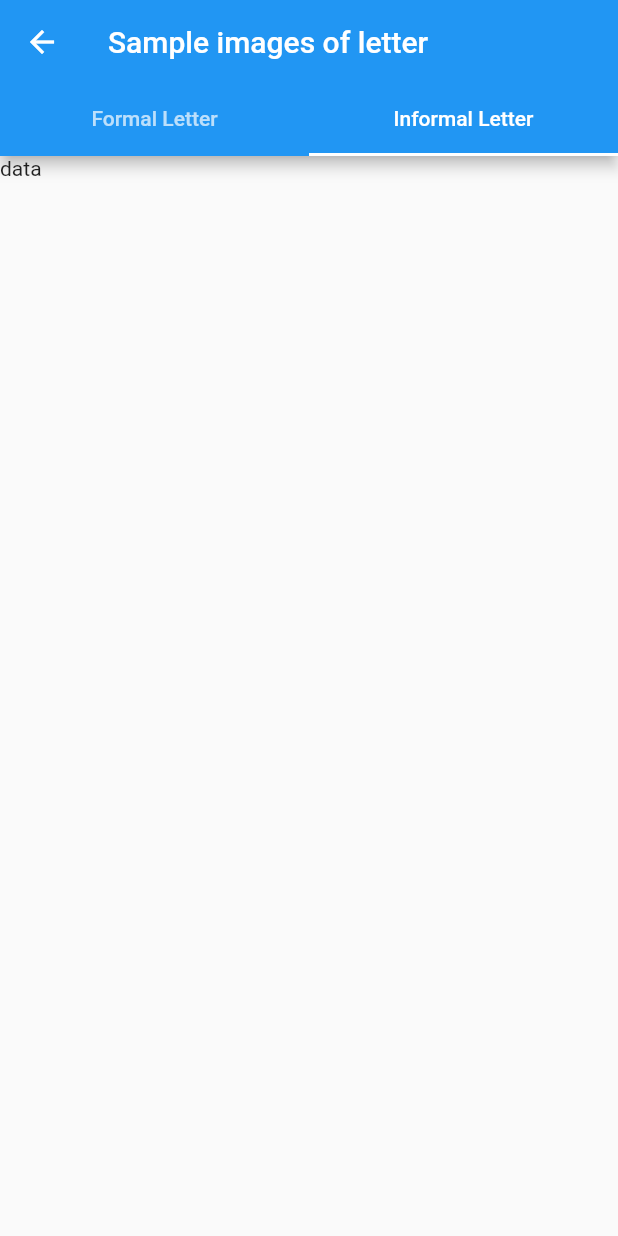
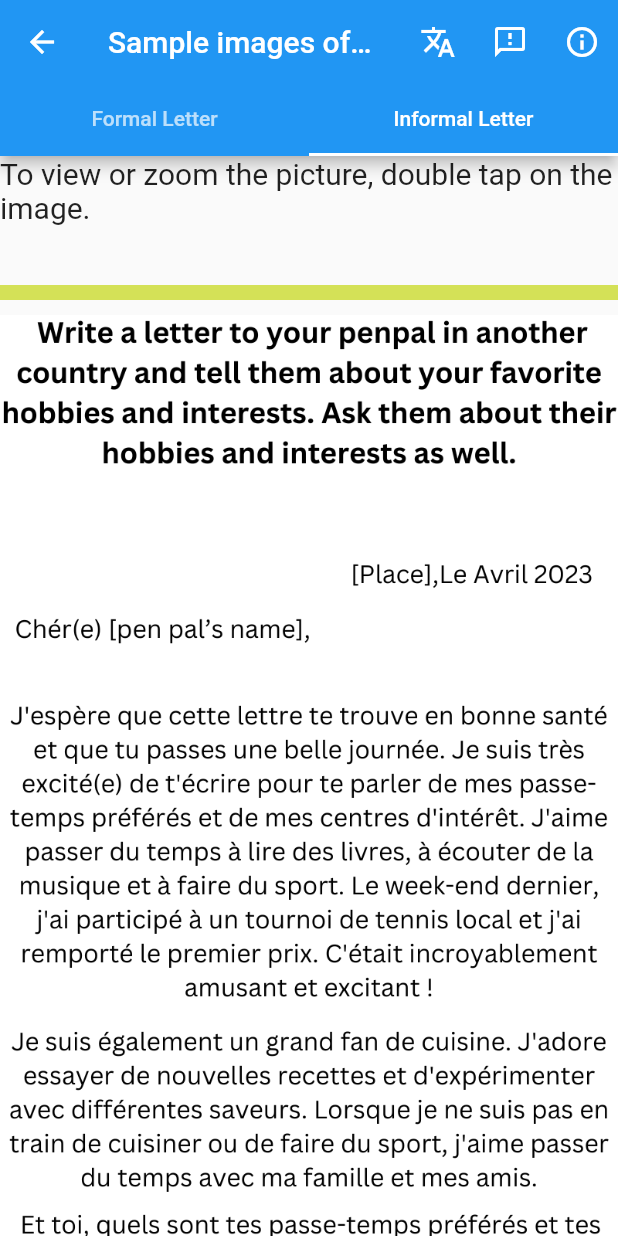
Before and after one commit to Bonnahjohn/french, a Flutter app: the Media screen opened directly, tab 2 chosen, on a phone screen of 412 x 824 dp. Run offline on Flutter 3.47's test engine with Material 2 defaults, Android fonts, the phone set to English and light mode, and no system bars; missing offline and left inert: translator.

Commit message:
aboutus,feedback and translator section is completed

```diff
--- a/lib/screens/config.dart
+++ b/lib/screens/config.dart
@@ -68,3 +68,7 @@ String Tip9 =
 
 String Tip10 =
     "Signature: Sign your full name in ink below the closing.\n\nBy including all of these features in your French formal letter, you can ensure that your message is clear, professional, and effective.";
+
+/// about usmmmmmmmmmmmmmmmmmmmm
+String myNote =
+    "Dear Users,\n \n We are delighted to present to you French letter writing, a revolutionary French learning app that is here to make learning French easier and more fun than ever before! Our team of experienced educators and developers has worked tirelessly to create an app that is tailored to your needs and preferences.\n \n At French letter writing, we believe that learning a language should be a joyful experience, and that is why our app is designed to be intuitive, interactive, and engaging. With French letter writing, you will learn French at your own pace, in your own time, and in a way that suits your learning style. Whether you are a complete beginner or an advanced learner, we have something for everyone.\nAt French letter writing, we are committed to helping you achieve your language learning goals, and we will be with you every step of the way. Our team of experts is always available to answer your questions and provide you with personalized support to ensure that you get the most out of our app.So, whether you are looking to learn French for work, travel, or just for fun, French letter writing is the perfect app for you.";
--- a/lib/screens/formal.dart
+++ b/lib/screens/formal.dart
@@ -4,6 +4,8 @@ import 'package:flutter/gestures.dart';
 import 'package:flutter/material.dart';
 import 'config.dart';
 import 'package:french/main.dart';
+
+import 'media.dart';
 
 class Formals extends StatefulWidget {
   const Formals({super.key});
@@ -193,9 +195,13 @@ class _ParasState extends State<Paras> {
           //Last intro
           //mmmmmmmmmmmmmmmmmmmmmmmmmmmmmmmmmmmmmm
           TextSpan(
-              recognizer: TapGestureRecognizer()..onTap = () {},
+              recognizer: TapGestureRecognizer()
+                ..onTap = () {
+                  Navigator.push(context,
+                      MaterialPageRoute(builder: ((context) => Media())));
+                },
               text:
-                  'Go to the template section to view sample of the formal letter writing images.\n',
+                  'Go to the media section to view sample of the formal letter writing images.\n',
               style: TextStyle(color: Colors.blue)),
           TextSpan(
             text: '\nExample of the Formal letter',
--- a/lib/screens/informal.dart
+++ b/lib/screens/informal.dart
@@ -2,6 +2,7 @@
 
 import 'package:flutter/gestures.dart';
 import 'package:flutter/material.dart';
+import 'package:french/screens/media.dart';
 import 'config.dart';
 import 'package:french/main.dart';
 
@@ -166,9 +167,13 @@ class _ParasState extends State<Paras> {
           //Last intro
           //mmmmmmmmmmmmmmmmmmmmmmmmmmmmmmmmmmmmmm
           TextSpan(
-              recognizer: TapGestureRecognizer()..onTap = () {},
+              recognizer: TapGestureRecognizer()
+                ..onTap = () {
+                  Navigator.push(context,
+                      MaterialPageRoute(builder: ((context) => Media())));
+                },
               text:
-                  'Go to the media section to view sample of the informal letter writing.',
+                  'Go to the media section to view sample of the informal letter writing images.',
               style: TextStyle(color: Colors.blue))
         ],
       ),
--- a/lib/screens/media.dart
+++ b/lib/screens/media.dart
@@ -1,4 +1,9 @@
+// ignore_for_file: prefer_const_constructors
+
 import 'package:flutter/material.dart';
+import 'package:french/screens/feedback.dart';
+import 'package:french/screens/translator.dart';
+import 'package:french/screens/zoom.dart';
 
 class Media extends StatefulWidget {
   const Media({Key? key}) : super(key: key);
@@ -14,6 +19,26 @@ class _MediaState extends State<Media> {
       length: 2,
       child: Scaffold(
         appBar: AppBar(
+          actions: [
+            IconButton(
+                onPressed: () {
+                  Navigator.push(context,
+                      MaterialPageRoute(builder: ((context) => Translator())));
+                },
+                icon: Icon(Icons.translate_outlined)),
+            IconButton(
+                onPressed: () {
+                  Navigator.push(context,
+                      MaterialPageRoute(builder: ((context) => Feedbacks())));
+                },
+                icon: Icon(Icons.feedback_outlined)),
+            IconButton(
+                onPressed: () {
+                  Navigator.push(context,
+                      MaterialPageRoute(builder: ((context) => About())));
+                },
+                icon: Icon(Icons.info_outline)),
+          ],
           bottom: const TabBar(
             indicatorColor: Colors.white,
             tabs: [
@@ -28,10 +53,7 @@ class _MediaState extends State<Media> {
           title: const Text('Sample images of letter'),
         ),
         body: const TabBarView(
-          children: [
-            Sider(),
-            Text('data'),
-          ],
+          children: [Sider(), Zooma()],
         ),
       ),
     );
@@ -76,7 +98,7 @@ class Sider extends StatelessWidget {
                 thickness: 10,
               ),
               Image.asset(
-                'assets/images/F1.png',
+                'assets/images/F2.png',
                 fit: BoxFit.cover,
               ),
               const SizedBox(
--- /dev/null
+++ b/lib/screens/zoom.dart
@@ -0,0 +1,77 @@
+import 'package:flutter/material.dart';
+
+class Zooma extends StatelessWidget {
+  const Zooma({Key? key}) : super(key: key);
+
+  @override
+  Widget build(BuildContext context) {
+    return ListView(
+      shrinkWrap: true,
+      children: [
+        SizedBox(
+          child: Column(
+            mainAxisSize: MainAxisSize.min,
+            crossAxisAlignment: CrossAxisAlignment.stretch,
+            children: [
+              const Text(
+                'To view or zoom the picture, double tap on the image.',
+                style: TextStyle(fontSize: 20),
+              ),
+              const SizedBox(
+                height: 30,
+              ),
+              Divider(
+                color: Colors.lime[400],
+                height: 30,
+                thickness: 10,
+              ),
+              Image.asset(
+                'assets/images/I2.png',
+                fit: BoxFit.cover,
+              ),
+              const SizedBox(
+                height: 30,
+              ),
+              Divider(
+                color: Colors.lime[400],
+                height: 30,
+                thickness: 10,
+              ),
+              Image.asset(
+                'assets/images/I3.png',
+                fit: BoxFit.cover,
+              ),
+              const SizedBox(
+                height: 30,
+              ),
+              Divider(
+                color: Colors.lime[400],
+                height: 30,
+                thickness: 10,
+              ),
+              Image.asset(
+                'assets/images/I4.png',
+                fit: BoxFit.cover,
+              ),
+              const SizedBox(
+                height: 30,
+              ),
+              Divider(
+                color: Colors.lime[400],
+                height: 30,
+                thickness: 10,
+              ),
+              Image.asset(
+                'assets/images/I1.png',
+                fit: BoxFit.cover,
+              ),
+              const SizedBox(
+                height: 70,
+              )
+            ],
+          ),
+        ),
+      ],
+    );
+  }
+}
--- a/pubspec.yaml
+++ b/pubspec.yaml
@@ -35,6 +35,8 @@ dependencies:
   # Use with the CupertinoIcons class for iOS style icons.
   cupertino_icons: ^1.0.2
   path_provider: ^2.0.14
+  url_launcher: ^6.1.10
+  translator: ^0.1.7
 
 dev_dependencies:
   flutter_test:
```
Also changed, not shown: lib/screens/feedback.dart (added, +196 -0 lines), lib/screens/translator.dart (added, +153 -0 lines), pubspec.lock, 5 other files.
